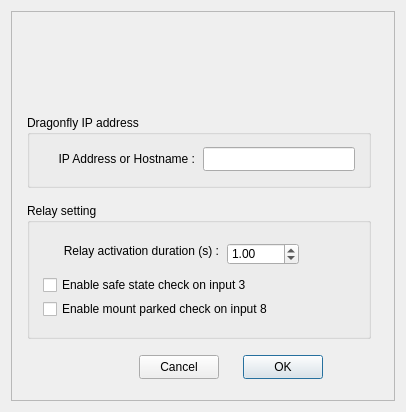
This is Dragonfly.ui in rpineau/Dragonfly as Qt 5 draws it before an edit. The edited form follows.
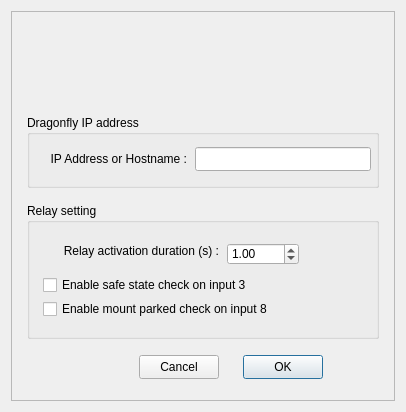
This is the edited form. Icons and pictures are not drawn. Custom widgets are drawn as their Qt base class.

Patch:
```diff
--- a/Dragonfly.ui
+++ b/Dragonfly.ui
@@ -108,7 +108,7 @@
        <rect>
         <x>16</x>
         <y>104</y>
-        <width>344</width>
+        <width>352</width>
         <height>73</height>
        </rect>
       </property>
@@ -118,9 +118,9 @@
       <widget class="QLineEdit" name="IPAddress">
        <property name="geometry">
         <rect>
-         <x>176</x>
+         <x>168</x>
          <y>32</y>
-         <width>152</width>
+         <width>176</width>
          <height>24</height>
         </rect>
        </property>
@@ -137,7 +137,7 @@
       <widget class="QLabel" name="label_6">
        <property name="geometry">
         <rect>
-         <x>8</x>
+         <x>0</x>
          <y>32</y>
          <width>160</width>
          <height>24</height>
@@ -156,7 +156,7 @@
        <rect>
         <x>16</x>
         <y>192</y>
-        <width>344</width>
+        <width>352</width>
         <height>136</height>
        </rect>
       </property>
```
